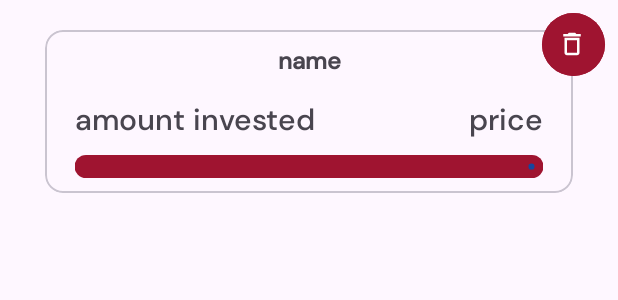
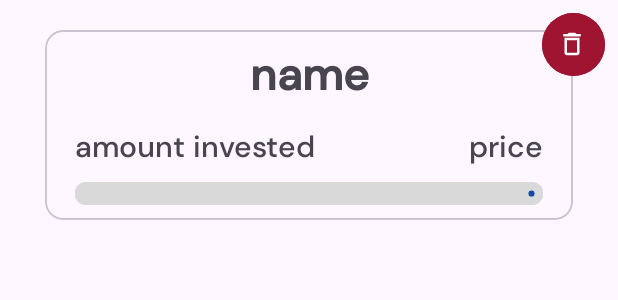
Before and after one commit to rckash/ExpenseTrackerApp, an Android app: the layout goal_item_layout.xml on its own in the app's theme, with its tools: preview values and no code run, on a phone screen of 412 x 824 dp. Shown: the top 300 px of the screen. Run offline under Robolectric (Android 15) with nearby library versions, the phone set to English and light mode, and no system bars.

```diff
--- a/app/src/main/res/layout/goal_item_layout.xml
+++ b/app/src/main/res/layout/goal_item_layout.xml
@@ -28,7 +28,7 @@
                 android:layout_height="wrap_content"
                 android:layout_marginTop="10dp"
                 android:fontFamily="@font/dm_sans_medium"
-                android:textSize="16sp"
+                android:textSize="30sp"
                 android:textStyle="bold"
                 app:layout_constraintEnd_toEndOf="parent"
                 app:layout_constraintStart_toStartOf="parent"
@@ -77,7 +77,7 @@
                 app:layout_constraintStart_toStartOf="parent"
                 app:layout_constraintTop_toBottomOf="@+id/tv_amount_invested_goal"
                 app:layout_constraintVertical_bias="1.0"
-                app:trackColor="@color/red_1"
+                app:trackColor="@color/gray_1"
                 app:trackCornerRadius="10dp"
                 app:trackThickness="15dp" />
 
```
